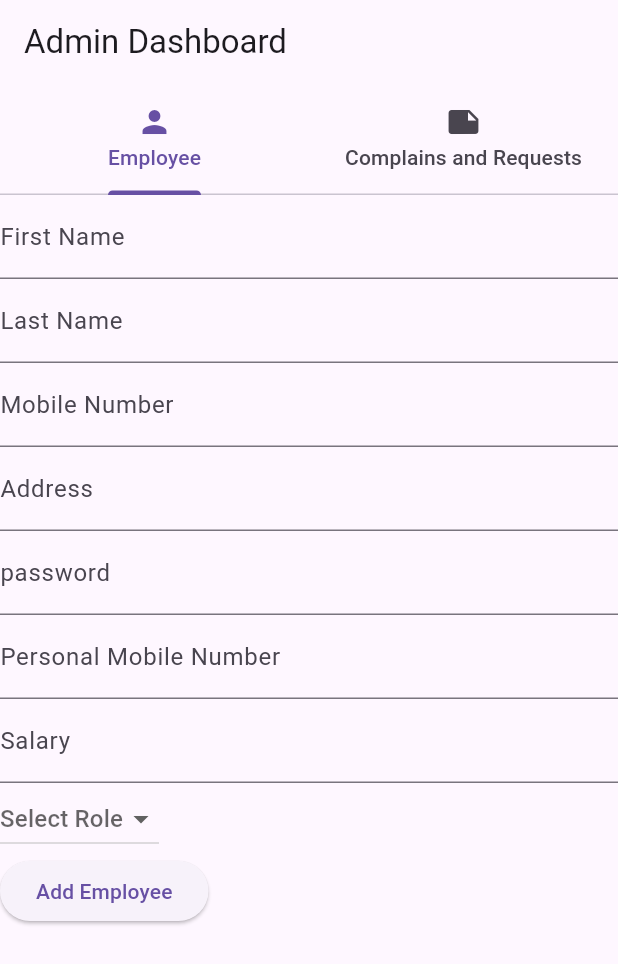
After one commit to brughwani/lmrepaircrmadmin, a Flutter app: the screen it shows after launch, after a tap on "Add Employee", on a phone screen of 412 x 824 dp. The commit adds this screen. Shown: the top 964 px of the screen. Run offline on Flutter 3.47's test engine with Material 3 defaults, Android fonts, the phone set to English and light mode, and no system bars; our stand-ins replace dio, firebase_auth, firebase_core, flutter_dotenv, multi_select_flutter; accounts and stored records are empty; network calls fail.

Commit message:
made employee addition section completely functional with backend in production

```diff
--- /dev/null
+++ b/lib/addemployee.dart
@@ -0,0 +1,121 @@
+import 'dart:convert';
+
+import 'package:flutter/cupertino.dart';
+import 'package:flutter/material.dart';
+import 'package:http/http.dart' as http;
+
+class AddEmployee extends StatefulWidget {
+  const AddEmployee({super.key});
+
+  @override
+  State<AddEmployee> createState() => _AddEmployeeState();
+}
+
+class _AddEmployeeState extends State<AddEmployee> {
+  TextEditingController mobile=TextEditingController();
+  TextEditingController phoneNumber=TextEditingController();
+  TextEditingController password=TextEditingController();
+  TextEditingController Name=TextEditingController();
+  TextEditingController firstName=TextEditingController();
+  TextEditingController lastName=TextEditingController();
+  TextEditingController address=TextEditingController();
+  TextEditingController personalMobileNumber=TextEditingController();
+  TextEditingController salary=TextEditingController();
+  String? selectedValue;
+  Future<void> createRecord(String firstName, String lastName, String address, String phoneNumber, String password, String personalMobileNumber, String salary, String role) async {
+    final String url = 'https://crmvercelfun.vercel.app/api/addemployee';
+    // Prepare the data to be sent
+    final response = await http.post(
+      Uri.parse(url),
+      headers: {
+        'Content-Type': 'application/json',
+      },
+      body: jsonEncode(
+        { "fields":
+         {
+          "First Name": firstName,
+          "Last Name": lastName,
+          "Address": address,
+          "Phone Number": phoneNumber,
+          "Password": password,
+          "Personal Mobile Number": personalMobileNumber,
+          "Salary": salary,
+          "Role": role,
+        }
+        }
+      ),
+
+    );
+
+print(jsonEncode({
+  "First Name": firstName,
+  "Last Name": lastName,
+  "Address": address,
+  "Phone Number": phoneNumber,
+  "Password": password,
+  "Personal Mobile Number": personalMobileNumber,
+  "Salary": salary,
+}));
+    if (response.statusCode == 200) {
+
+      print('Record created successfully: ${response.body}');
+    } else {
+      print('Failed to create record: ${response.statusCode} ${response.body}');
+    }
+  }
+  @override
+  Widget build(BuildContext context) {
+    return Column(
+            crossAxisAlignment: CrossAxisAlignment.start,
+            children: [
+            TextFormField(
+              controller:firstName,
+              decoration: InputDecoration(labelText: 'First Name')
+            ),
+            TextFormField(
+              controller:lastName,
+              decoration: InputDecoration(labelText: 'Last Name')),
+            TextFormField(
+              controller:phoneNumber,
+              decoration: InputDecoration(labelText: 'Mobile Number'),
+            keyboardType: TextInputType.phone),
+            TextFormField(
+              controller: address,
+              decoration: InputDecoration(labelText: 'Address'),
+            keyboardType: TextInputType.streetAddress),
+            TextFormField(
+              controller: password,
+              decoration: InputDecoration(labelText: 'password'),
+            keyboardType: TextInputType.visiblePassword),
+            TextFormField(
+              controller: personalMobileNumber,
+              decoration: InputDecoration(labelText: 'Personal Mobile Number'),
+            keyboardType: TextInputType.phone),
+            TextFormField(
+              controller: salary,
+              decoration: InputDecoration(labelText: 'Salary'),
+            keyboardType: TextInputType.number),
+             DropdownButton(
+              hint: Text('Select Role'),
+              value: selectedValue,
+              items: [
+              DropdownMenuItem(
+                child: Text('Karigar'),
+                value: 'Karigar',
+                ),
+              DropdownMenuItem(
+                child: Text('Support'),
+                value: 'Support',
+                ),
+
+          ], onChanged: (value) {
+            setState(() {
+              selectedValue = value;
+            });
+          },),
+
+            ElevatedButton(onPressed: (){
+              createRecord(firstName.text.toString(), lastName.text.toString(), address.text.toString(), phoneNumber.text.toString(), password.text.toString(), personalMobileNumber.text.toString(), salary.text.toString(), selectedValue.toString());
+            }, child: Text('Add Employee'))]);
+  }
+}
--- a/pubspec.yaml
+++ b/pubspec.yaml
@@ -23,5 +23,3 @@ dev_dependencies:
 
 flutter:
   uses-material-design: true
-  assets:
-    - assets/customerlist.json
```
Also changed, not shown: lib/Admindashboard.dart (+13 -98 lines).
